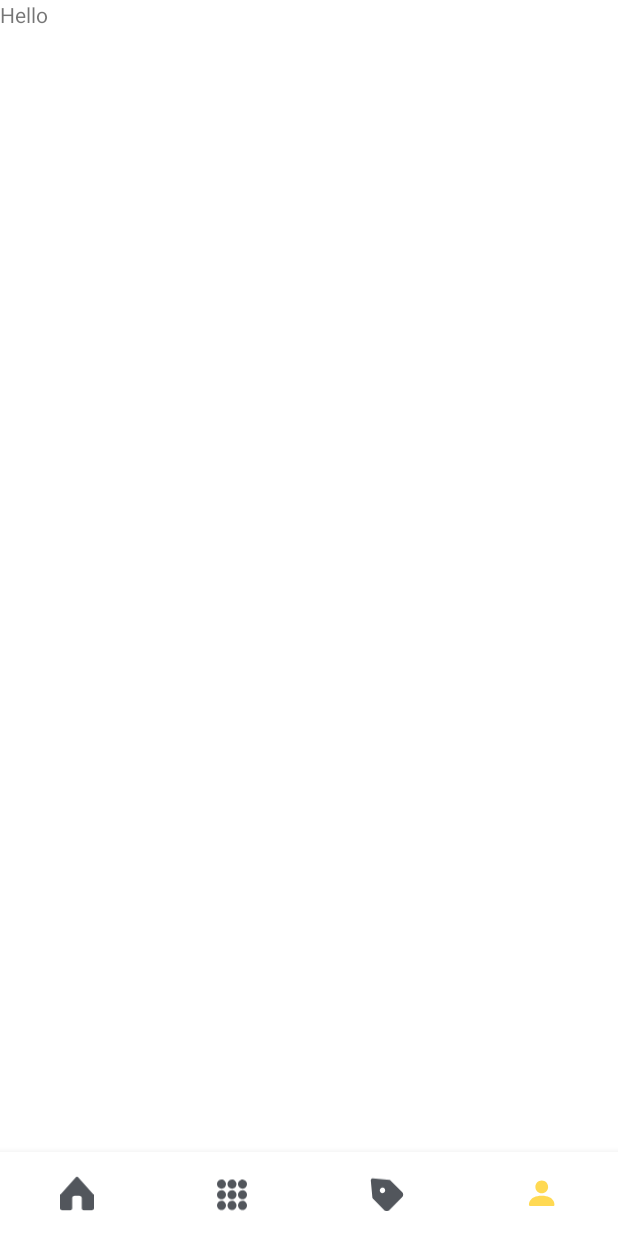
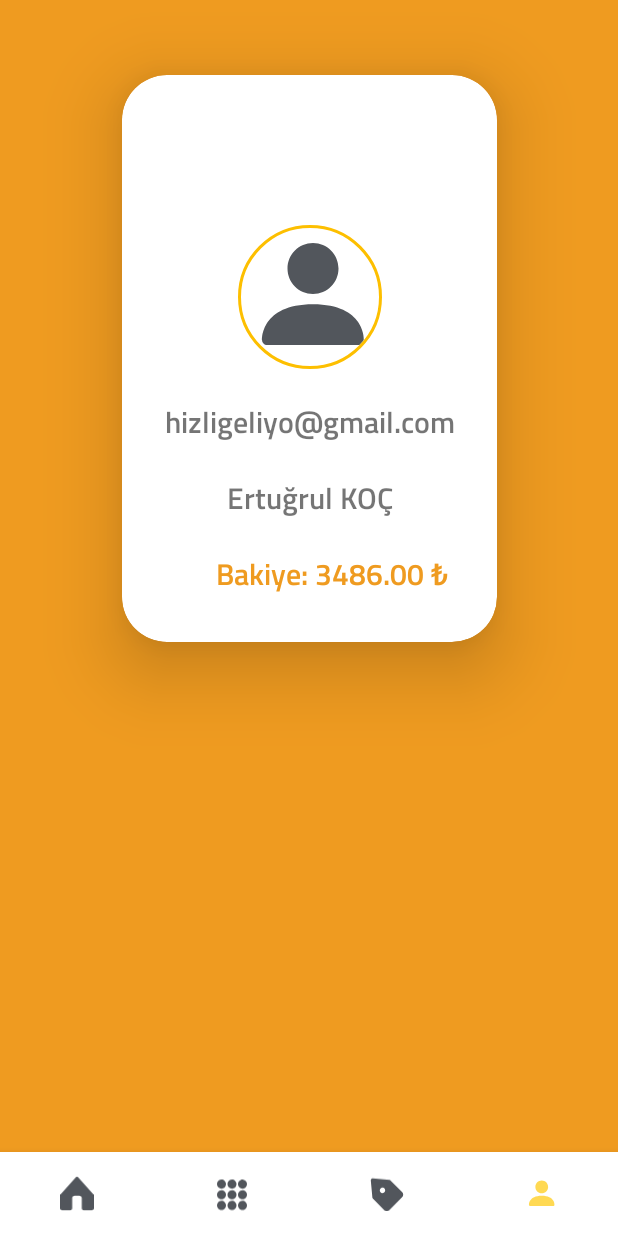
Before and after one commit to etokoc/HizliGeliyoTask, an Android app: the AccountFragment screen opened through its navigation route, on a phone screen of 412 x 824 dp. Before the commit the screen is almost empty. Run offline under Robolectric (Android 15) with nearby library versions, the phone set to English and light mode, and no system bars; our stand-ins replace CircleImageView, navigation-ui.

Commit message:
editing account fragment.

```diff
--- a/app/build.gradle
+++ b/app/build.gradle
@@ -66,4 +66,8 @@ dependencies {
     implementation 'com.github.bumptech.glide:glide:4.13.2'
     annotationProcessor 'com.github.bumptech.glide:compiler:4.13.2'
 
+    //Circle Image
+    implementation 'de.hdodenhof:circleimageview:3.1.0'
+
+
 }
--- a/app/src/main/res/layout/fragment_account.xml
+++ b/app/src/main/res/layout/fragment_account.xml
@@ -1,13 +1,77 @@
 <?xml version="1.0" encoding="utf-8"?>
-<FrameLayout xmlns:android="http://schemas.android.com/apk/res/android"
+<androidx.constraintlayout.widget.ConstraintLayout xmlns:android="http://schemas.android.com/apk/res/android"
+    xmlns:app="http://schemas.android.com/apk/res-auto"
     xmlns:tools="http://schemas.android.com/tools"
     android:layout_width="match_parent"
     android:layout_height="match_parent"
+    android:background="@color/orange_background"
     tools:context=".ui.fragment.AccountFragment">
 
-    <TextView
-        android:layout_width="match_parent"
-        android:layout_height="match_parent"
-        android:text="Hello" />
+    <androidx.cardview.widget.CardView
+        android:layout_width="250dp"
+        android:layout_height="wrap_content"
+        android:layout_marginTop="50dp"
+        app:cardCornerRadius="30dp"
+        app:cardElevation="30dp"
+        app:layout_constraintLeft_toLeftOf="parent"
+        app:layout_constraintRight_toRightOf="parent"
+        app:layout_constraintTop_toTopOf="parent">
 
-</FrameLayout>
+        <androidx.constraintlayout.widget.ConstraintLayout
+            android:layout_width="match_parent"
+            android:layout_height="wrap_content">
+
+            <de.hdodenhof.circleimageview.CircleImageView
+                android:id="@+id/imageview_circle"
+                android:layout_width="96dp"
+                android:layout_height="96dp"
+                android:layout_marginTop="100dp"
+                android:src="@drawable/ic_account"
+                app:civ_border_color="@color/button_background_yellow_color"
+                app:civ_border_width="2dp"
+                app:layout_constraintLeft_toLeftOf="parent"
+                app:layout_constraintRight_toRightOf="parent"
+                app:layout_constraintTop_toTopOf="parent" />
+
+            <TextView
+                android:id="@+id/item_mail"
+                android:layout_width="wrap_content"
+                android:layout_height="wrap_content"
+                android:layout_marginTop="20dp"
+                android:fontFamily="@font/titillium_semibold"
+                android:text="@string/custom_mail"
+                android:textSize="20sp"
+                app:layout_constraintLeft_toLeftOf="@id/imageview_circle"
+                app:layout_constraintRight_toRightOf="@id/imageview_circle"
+                app:layout_constraintTop_toBottomOf="@id/imageview_circle" />
+
+            <TextView
+                android:id="@+id/item_name"
+                android:layout_width="wrap_content"
+                android:layout_height="wrap_content"
+                android:layout_marginTop="20dp"
+                android:fontFamily="@font/titillium_semibold"
+                android:text="@string/custom_name"
+                android:textSize="20sp"
+                app:layout_constraintLeft_toLeftOf="@id/imageview_circle"
+                app:layout_constraintRight_toRightOf="@id/imageview_circle"
+                app:layout_constraintTop_toBottomOf="@id/item_mail" />
+
+            <TextView
+                android:layout_width="wrap_content"
+                android:layout_height="wrap_content"
+                android:layout_marginStart="30dp"
+                android:layout_marginTop="20dp"
+                android:layout_marginBottom="30dp"
+                android:fontFamily="@font/titillium_semibold"
+                android:text="@string/custom_wallet"
+                android:textColor="@color/orange_background"
+                android:textSize="20sp"
+                app:layout_constraintBottom_toBottomOf="parent"
+                app:layout_constraintLeft_toLeftOf="parent"
+                app:layout_constraintRight_toRightOf="parent"
+                app:layout_constraintTop_toBottomOf="@id/item_name" />
+        </androidx.constraintlayout.widget.ConstraintLayout>
+    </androidx.cardview.widget.CardView>
+
+</androidx.constraintlayout.widget.ConstraintLayout>
--- a/app/src/main/res/values/colors.xml
+++ b/app/src/main/res/values/colors.xml
@@ -15,4 +15,5 @@
     <color name="text_color_blue">#2D9CDB</color>
     <color name="mini_bar_color">#E1E1E1</color>
     <color name="button_background_yellow_color">#FDBF00</color>
+    <color name="orange_background">#EF9B20</color>
 </resources>
--- a/app/src/main/res/values/strings.xml
+++ b/app/src/main/res/values/strings.xml
@@ -17,4 +17,7 @@
     <string name="filter_button_text">Filtrele</string>
     <string name="cheap_to_expensive">Önce en ucuz</string>
     <string name="expensive_to_cheap">Önce en pahalı</string>
+    <string name="custom_mail">hizligeliyo@gmail.com</string>
+    <string name="custom_name">Ertuğrul KOÇ</string>
+    <string name="custom_wallet">Bakiye: 3486.00 ₺</string>
 </resources>
```
